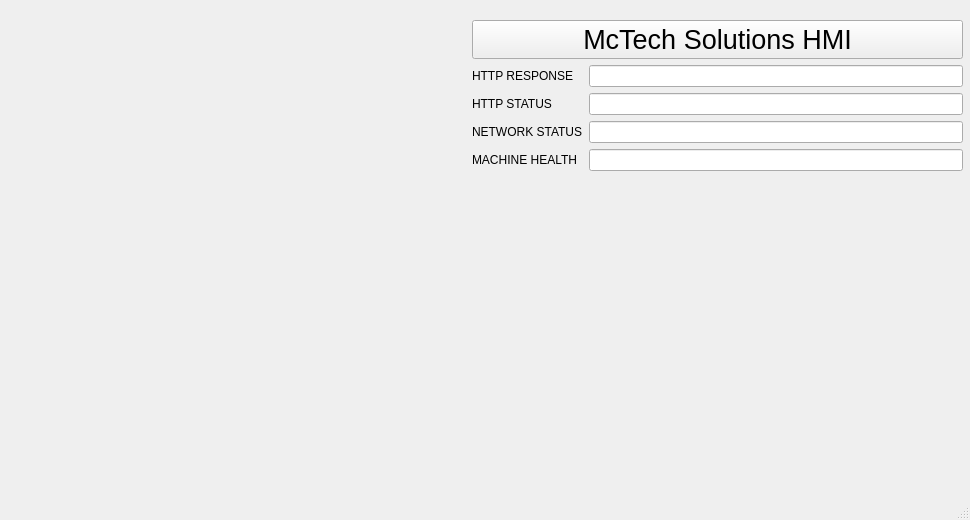
Qt form Robot_HMI/dashboard.ui (MCLEANS/Robot_HMI) before a commit.
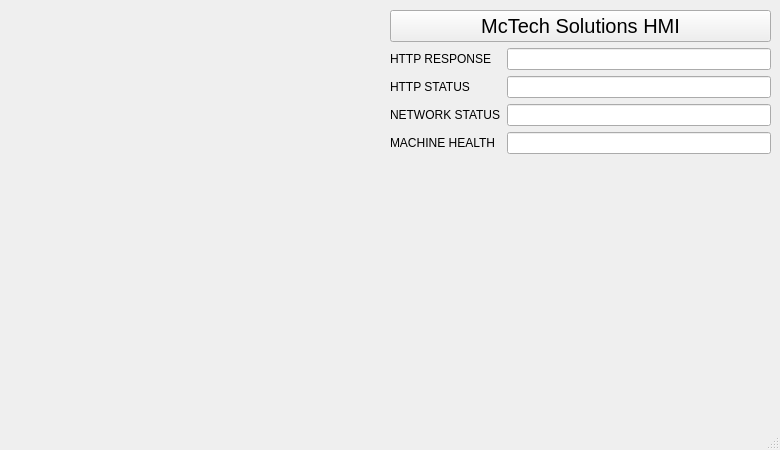
The same form after that commit. Custom widgets are drawn as their Qt base class.

Commit message: Fixed network manager

The edit to the form file:
```diff
--- a/Robot_HMI/dashboard.ui
+++ b/Robot_HMI/dashboard.ui
@@ -6,21 +6,21 @@
    <rect>
     <x>0</x>
     <y>0</y>
-    <width>970</width>
-    <height>520</height>
+    <width>780</width>
+    <height>450</height>
    </rect>
   </property>
   <property name="windowTitle">
    <string>MainWindow</string>
   </property>
   <widget class="QWidget" name="centralwidget">
-   <widget class="QWidget" name="">
+   <widget class="QWidget" name="layoutWidget">
     <property name="geometry">
      <rect>
       <x>13</x>
-      <y>21</y>
-      <width>451</width>
-      <height>451</height>
+      <y>11</y>
+      <width>371</width>
+      <height>391</height>
      </rect>
     </property>
     <layout class="QVBoxLayout" name="verticalLayout_2">
@@ -32,13 +32,13 @@
      </item>
     </layout>
    </widget>
-   <widget class="QWidget" name="">
+   <widget class="QWidget" name="layoutWidget">
     <property name="geometry">
      <rect>
-      <x>472</x>
-      <y>20</y>
-      <width>491</width>
-      <height>451</height>
+      <x>390</x>
+      <y>10</y>
+      <width>381</width>
+      <height>391</height>
      </rect>
     </property>
     <layout class="QVBoxLayout" name="verticalLayout">
@@ -46,7 +46,7 @@
       <widget class="QPushButton" name="pushButton">
        <property name="font">
         <font>
-         <pointsize>20</pointsize>
+         <pointsize>15</pointsize>
         </font>
        </property>
        <property name="text">
```
Left out of the diff: 2 changed lines with no effect on the pictures. The commit also changes 2 other files.
